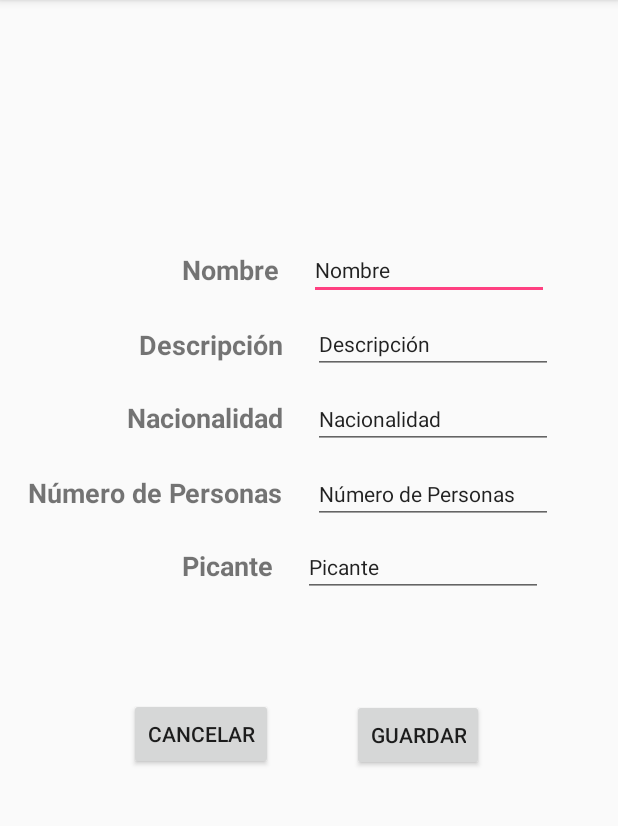
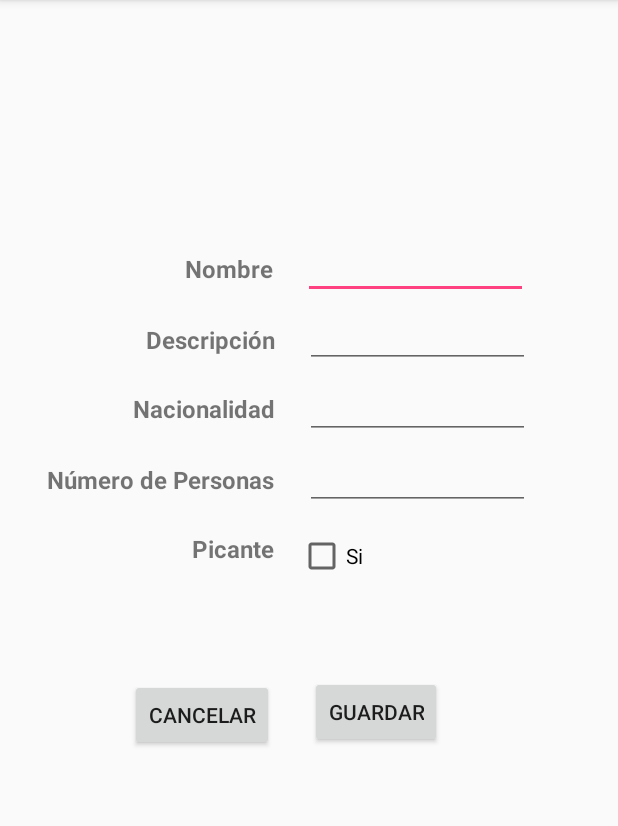
Before and after one commit to darwinguz/AppMov2018A-ExamenBimestral, an Android app: the CrearComidaActivity screen opened directly, with no data from a screen before it, on a phone screen of 412 x 824 dp, the part 84-910 px from its top. Run offline under Robolectric (Android 15) with nearby library versions, the phone set to English and light mode, and no system bars.

```diff
--- a/app/src/main/AndroidManifest.xml
+++ b/app/src/main/AndroidManifest.xml
@@ -17,7 +17,8 @@
             </intent-filter>
         </activity>
         <activity android:name=".CrearComidaActivity" />
-        <activity android:name=".ListarComidaActivity"></activity>
+        <activity android:name=".ListarComidaActivity" />
+        <activity android:name=".IngredienteActivity"></activity>
     </application>
 
 </manifest>
--- a/app/src/main/java/cynitech/wrad/examenbimestral/ListarComidaActivity.kt
+++ b/app/src/main/java/cynitech/wrad/examenbimestral/ListarComidaActivity.kt
@@ -5,7 +5,7 @@ import android.support.v7.app.AppCompatActivity
 import android.support.v7.widget.LinearLayoutManager
 import android.support.v7.widget.RecyclerView
 import cynitech.wrad.examenbimestral.adapters.AdaComida
-import cynitech.wrad.examenbimestral.persistencia.Factory
+import cynitech.wrad.examenbimestral.persistencia.servicios.SerComida
 
 class ListarComidaActivity : AppCompatActivity() {
 
@@ -18,7 +18,9 @@ class ListarComidaActivity : AppCompatActivity() {
         setContentView(R.layout.activity_listar_comida)
 
         viewManager = LinearLayoutManager(this)
-        viewAdapter = AdaComida(Factory.comidas)
+        val dbHandler = SerComida(this)
+//        viewAdapter = AdaComida(Factory.comidas)
+        viewAdapter = AdaComida(dbHandler.selectAll())
 
         recyclerView = findViewById<RecyclerView>(R.id.recycler_view_comida).apply {
             // use this setting to improve performance if you know that changes
--- a/app/src/main/java/cynitech/wrad/examenbimestral/adapters/AdaComida.kt
+++ b/app/src/main/java/cynitech/wrad/examenbimestral/adapters/AdaComida.kt
@@ -9,7 +9,7 @@ import android.util.Log
 import android.view.LayoutInflater
 import android.view.View
 import android.view.ViewGroup
-import cynitech.wrad.examenbimestral.MainActivity
+import cynitech.wrad.examenbimestral.IngredienteActivity
 import cynitech.wrad.examenbimestral.R
 import cynitech.wrad.examenbimestral.modelos.ModComida
 import kotlinx.android.synthetic.main.lista_fila_comida.view.*
@@ -55,7 +55,7 @@ class AdaComida(private val comidas: ArrayList<ModComida>) :
     }
 
     fun irAActividadIngredientesComida(context: Context, comidaSelected: ModComida) {
-        val intent = Intent(context, MainActivity::class.java)
+        val intent = Intent(context, IngredienteActivity::class.java)
         intent.putExtra("comida-intent", comidaSelected)
         Log.e("VERBOSE", "COMIDA ENVIADA: $comidaSelected ")
 
--- a/app/src/main/res/layout/activity_crear_comida.xml
+++ b/app/src/main/res/layout/activity_crear_comida.xml
@@ -17,7 +17,7 @@
         android:layout_marginStart="8dp"
         android:layout_marginTop="8dp"
         android:text="@string/str_nombre"
-        android:textSize="18sp"
+        android:textSize="16sp"
         android:textStyle="bold"
         app:layout_constraintBottom_toBottomOf="parent"
         app:layout_constraintEnd_toEndOf="parent"
@@ -34,7 +34,7 @@
         android:layout_marginRight="8dp"
         android:layout_marginTop="25dp"
         android:text="@string/str_descripcion"
-        android:textSize="18sp"
+        android:textSize="16sp"
         android:textStyle="bold"
         app:layout_constraintEnd_toEndOf="@+id/lbl_nombre_comida"
         app:layout_constraintHorizontal_bias="0.741"
@@ -47,7 +47,7 @@
         android:layout_height="wrap_content"
         android:layout_marginTop="24dp"
         android:text="@string/str_nacionalidad"
-        android:textSize="18sp"
+        android:textSize="16sp"
         android:textStyle="bold"
         app:layout_constraintEnd_toEndOf="@+id/lbl_descripcion_comida"
         app:layout_constraintHorizontal_bias="1.0"
@@ -60,7 +60,7 @@
         android:layout_height="wrap_content"
         android:layout_marginTop="25dp"
         android:text="@string/str_numero_personas"
-        android:textSize="18sp"
+        android:textSize="16sp"
         android:textStyle="bold"
         app:layout_constraintEnd_toEndOf="@+id/lbl_nacionalidad_comida"
         app:layout_constraintTop_toBottomOf="@+id/lbl_nacionalidad_comida" />
@@ -75,7 +75,7 @@
         android:layout_marginStart="104dp"
         android:layout_marginTop="24dp"
         android:text="@string/str_picante"
-        android:textSize="18sp"
+        android:textSize="16sp"
         android:textStyle="bold"
         app:layout_constraintEnd_toEndOf="@+id/lbl_numero_personas_comida"
         app:layout_constraintStart_toStartOf="@+id/lbl_numero_personas_comida"
@@ -89,12 +89,12 @@
         android:layout_marginLeft="8dp"
         android:layout_marginRight="8dp"
         android:layout_marginStart="8dp"
-        android:layout_marginTop="68dp"
+        android:layout_marginTop="64dp"
         android:text="@string/str_guardar"
-        app:layout_constraintEnd_toEndOf="@+id/editText2"
-        app:layout_constraintHorizontal_bias="0.446"
-        app:layout_constraintStart_toStartOf="@+id/editText2"
-        app:layout_constraintTop_toBottomOf="@+id/editText2" />
+        app:layout_constraintEnd_toEndOf="@+id/chk_picante_comida"
+        app:layout_constraintHorizontal_bias="0.0"
+        app:layout_constraintStart_toStartOf="@+id/chk_picante_comida"
+        app:layout_constraintTop_toBottomOf="@+id/chk_picante_comida" />
 
     <Button
         android:id="@+id/btn_cancelar_comida"
@@ -111,44 +111,40 @@
 
     <EditText
         android:id="@+id/txt_nombre_comida"
-        android:layout_width="160dp"
+        android:layout_width="150dp"
         android:layout_height="wrap_content"
         android:layout_marginLeft="20dp"
         android:layout_marginStart="20dp"
         android:ems="10"
         android:inputType="textPersonName"
-        android:text="@string/str_nombre"
         android:textSize="14sp"
         app:layout_constraintBottom_toBottomOf="@+id/lbl_nombre_comida"
         app:layout_constraintStart_toEndOf="@+id/lbl_nombre_comida"
         app:layout_constraintTop_toTopOf="@+id/lbl_nombre_comida" />
 
+
+    <CheckBox
+        android:id="@+id/chk_picante_comida"
+        android:layout_width="wrap_content"
+        android:layout_height="wrap_content"
+        android:layout_marginLeft="16dp"
+        android:layout_marginStart="16dp"
+        android:text="Si"
+        app:layout_constraintBottom_toBottomOf="@+id/lbl_picante_comida"
+        app:layout_constraintStart_toEndOf="@+id/lbl_picante_comida"
+        app:layout_constraintTop_toTopOf="@+id/lbl_picante_comida"
+        app:layout_constraintVertical_bias="0.0" />
+
+
     <EditText
-        android:id="@+id/editText2"
-        android:layout_width="160dp"
+        android:id="@+id/txt_nacionalidad_comida"
+        android:layout_width="150dp"
         android:layout_height="wrap_content"
         android:layout_marginLeft="20dp"
         android:layout_marginStart="20dp"
         android:layout_marginTop="8dp"
         android:ems="10"
         android:inputType="textPersonName"
-        android:text="@string/str_picante"
-        android:textSize="14sp"
-        app:layout_constraintBottom_toBottomOf="@+id/lbl_picante_comida"
-        app:layout_constraintStart_toEndOf="@+id/lbl_picante_comida"
-        app:layout_constraintTop_toTopOf="@+id/lbl_picante_comida"
-        app:layout_constraintVertical_bias="0.652" />
-
-    <EditText
-        android:id="@+id/editText3"
-        android:layout_width="160dp"
-        android:layout_height="wrap_content"
-        android:layout_marginLeft="20dp"
-        android:layout_marginStart="20dp"
-        android:layout_marginTop="8dp"
-        android:ems="10"
-        android:inputType="textPersonName"
-        android:text="@string/str_nacionalidad"
         android:textSize="14sp"
         app:layout_constraintBottom_toBottomOf="@+id/lbl_nacionalidad_comida"
         app:layout_constraintStart_toEndOf="@+id/lbl_nacionalidad_comida"
@@ -156,15 +152,14 @@
         app:layout_constraintVertical_bias="0.652" />
 
     <EditText
-        android:id="@+id/editText4"
-        android:layout_width="160dp"
+        android:id="@+id/txt_numero_personas_comida"
+        android:layout_width="150dp"
         android:layout_height="wrap_content"
         android:layout_marginLeft="20dp"
         android:layout_marginStart="20dp"
         android:layout_marginTop="8dp"
         android:ems="10"
         android:inputType="textPersonName"
-        android:text="@string/str_numero_personas"
         android:textSize="14sp"
         app:layout_constraintBottom_toBottomOf="@+id/lbl_numero_personas_comida"
         app:layout_constraintStart_toEndOf="@+id/lbl_numero_personas_comida"
@@ -172,19 +167,19 @@
         app:layout_constraintVertical_bias="0.652" />
 
     <EditText
-        android:id="@+id/editText5"
-        android:layout_width="160dp"
+        android:id="@+id/txt_descripcion_comida"
+        android:layout_width="150dp"
         android:layout_height="wrap_content"
         android:layout_marginLeft="20dp"
         android:layout_marginStart="20dp"
         android:layout_marginTop="8dp"
         android:ems="10"
         android:inputType="textPersonName"
-        android:text="@string/str_descripcion"
         android:textSize="14sp"
         app:layout_constraintBottom_toBottomOf="@+id/lbl_descripcion_comida"
         app:layout_constraintStart_toEndOf="@+id/lbl_descripcion_comida"
         app:layout_constraintTop_toTopOf="@+id/lbl_descripcion_comida"
         app:layout_constraintVertical_bias="0.695" />
 
+
 </android.support.constraint.ConstraintLayout>
```
Also changed, not shown: app/src/main/java/cynitech/wrad/examenbimestral/CrearComidaActivity.kt (+8 -0 lines), app/src/main/java/cynitech/wrad/examenbimestral/IngredienteActivity.kt (added, +20 -0 lines), app/src/main/java/cynitech/wrad/examenbimestral/modelos/ModComida.kt (+7 -2 lines), app/src/main/java/cynitech/wrad/examenbimestral/persistencia/Database.kt (added, +50 -0 lines), app/src/main/java/cynitech/wrad/examenbimestral/persistencia/servicios/SerComida.kt (added, +105 -0 lines), app/src/main/java/cynitech/wrad/examenbimestral/persistencia/servicios/SerIngrediente.kt (added, +92 -0 lines), app/src/main/res/layout/activity_ingrediente.xml (added, +9 -0 lines).
